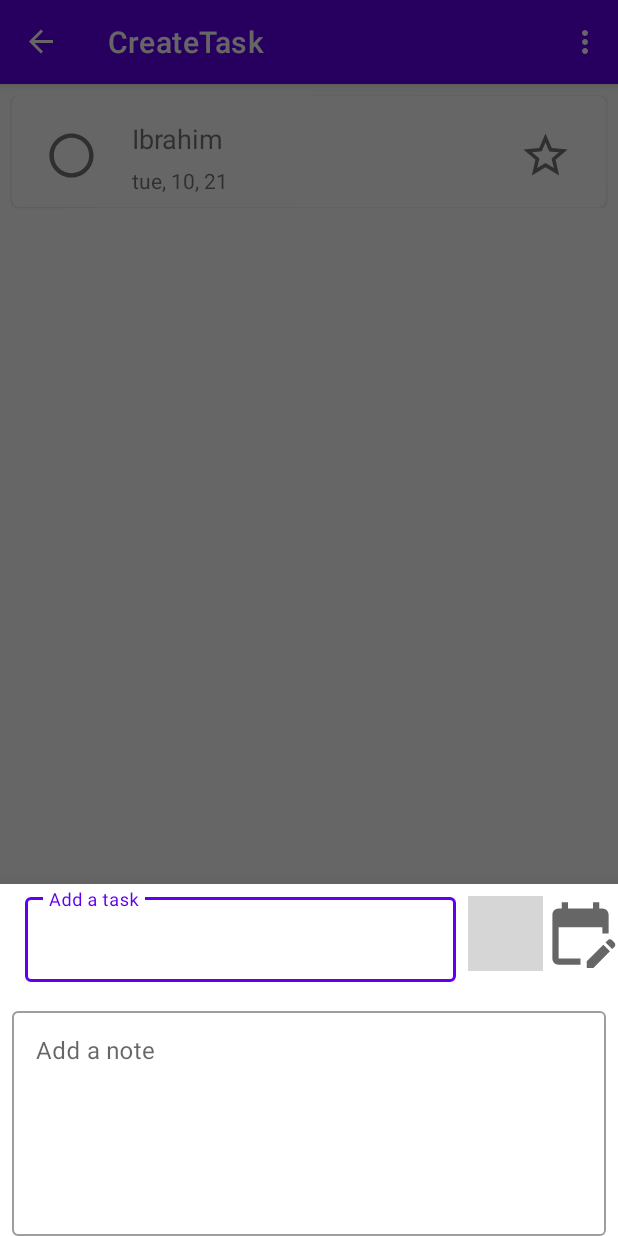
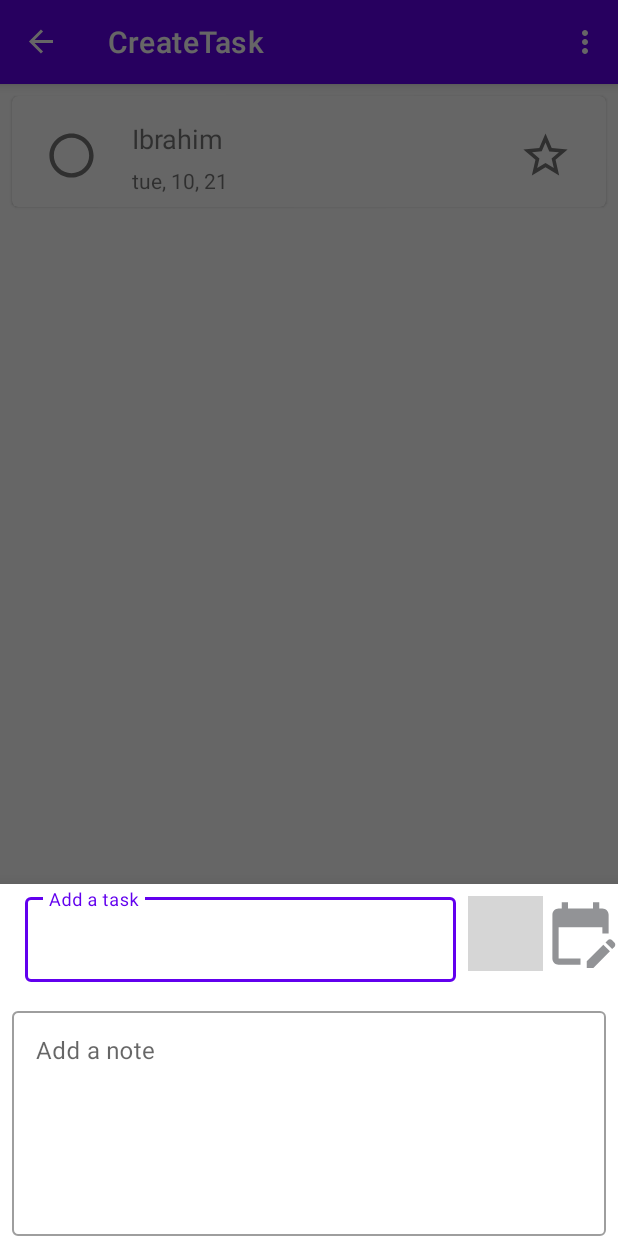
Before and after one commit to Ibrahim-FJ/ToDoList, an Android app: the CreateTask screen opened through its navigation route, on a phone screen of 412 x 824 dp. Run offline under Robolectric (Android 15) with nearby library versions, the phone set to English and light mode, and no system bars; our stand-ins replace data binding, navigation-ui; grey boxes are pictures that could not be loaded.

```diff
--- a/app/src/main/java/com/example/todolist/TasksScreen.kt
+++ b/app/src/main/java/com/example/todolist/TasksScreen.kt
@@ -1,8 +1,10 @@
 package com.example.todolist
 
 
+import android.content.Context
 import android.os.Bundle
 import android.view.*
+import android.widget.Toast
 import androidx.databinding.DataBindingUtil
 import androidx.fragment.app.Fragment
 import androidx.fragment.app.activityViewModels
@@ -69,4 +71,6 @@ class TasksScreen : Fragment() {
     }
 
 
+
+
 }
--- a/app/src/main/java/com/example/todolist/model/Task.kt
+++ b/app/src/main/java/com/example/todolist/model/Task.kt
@@ -7,6 +7,7 @@ data class Task(
     var taskNote: String = "",
     var taskCreatedDate: String = "",
     var isCompleted: Boolean = false,
-    var isFavorite: Boolean = false
+    var isFavorite: Boolean = false,
+    var taskDateInMelliSeconds: Long = 0
 
 )
--- a/app/src/main/res/drawable/ic_baseline_edit_calendar_24.xml
+++ b/app/src/main/res/drawable/ic_baseline_edit_calendar_24.xml
@@ -1,10 +1,5 @@
-<vector xmlns:android="http://schemas.android.com/apk/res/android"
-    android:width="24dp"
-    android:height="24dp"
-    android:viewportWidth="24"
-    android:viewportHeight="24"
-    android:tint="?attr/colorControlNormal">
-  <path
-      android:fillColor="@android:color/white"
-      android:pathData="M12,22H5c-1.11,0 -2,-0.9 -2,-2L3.01,6c0,-1.1 0.88,-2 1.99,-2h1V2h2v2h8V2h2v2h1c1.1,0 2,0.9 2,2v6h-2v-2H5v10h7V22zM22.13,16.99l0.71,-0.71c0.39,-0.39 0.39,-1.02 0,-1.41l-0.71,-0.71c-0.39,-0.39 -1.02,-0.39 -1.41,0l-0.71,0.71L22.13,16.99zM21.42,17.7l-5.3,5.3H14v-2.12l5.3,-5.3L21.42,17.7z"/>
+<vector android:height="30dp" android:tint="#929396"
+    android:viewportHeight="24" android:viewportWidth="24"
+    android:width="30dp" xmlns:android="http://schemas.android.com/apk/res/android">
+    <path android:fillColor="@android:color/white" android:pathData="M12,22H5c-1.11,0 -2,-0.9 -2,-2L3.01,6c0,-1.1 0.88,-2 1.99,-2h1V2h2v2h8V2h2v2h1c1.1,0 2,0.9 2,2v6h-2v-2H5v10h7V22zM22.13,16.99l0.71,-0.71c0.39,-0.39 0.39,-1.02 0,-1.41l-0.71,-0.71c-0.39,-0.39 -1.02,-0.39 -1.41,0l-0.71,0.71L22.13,16.99zM21.42,17.7l-5.3,5.3H14v-2.12l5.3,-5.3L21.42,17.7z"/>
 </vector>
--- a/app/src/main/res/layout/create_task.xml
+++ b/app/src/main/res/layout/create_task.xml
@@ -9,6 +9,7 @@
         <variable
             name="createTaskFragment"
             type="com.example.todolist.CreateTask" />
+
 
     </data>
 
--- a/app/src/main/res/navigation/nav_graph.xml
+++ b/app/src/main/res/navigation/nav_graph.xml
@@ -37,6 +37,12 @@
         <argument
             android:name="taskCreatedDate"
             app:argType="string" />
+        <argument
+            android:name="taskDateInMilliSeconds"
+            app:argType="long" />
+        <argument
+            android:name="taskNote"
+            app:argType="string" />
 
     </fragment>
     <dialog
--- a/app/src/main/res/values/colors.xml
+++ b/app/src/main/res/values/colors.xml
@@ -7,4 +7,5 @@
     <color name="teal_700">#FF018786</color>
     <color name="black">#FF000000</color>
     <color name="white">#FFFFFFFF</color>
+    <color name="red">#F44336</color>
 </resources>
```
Also changed, not shown: app/src/main/java/com/example/todolist/CreateTask.kt (+36 -36 lines), app/src/main/java/com/example/todolist/TaskDetailsScreen.kt (+98 -13 lines), app/src/main/java/com/example/todolist/adapter/TasksAdapter.kt (+13 -12 lines), app/src/main/java/com/example/todolist/generalmethods/GeneralMethods.kt (added, +48 -0 lines), app/src/main/java/com/example/todolist/viewmodel/TaskViewModel.kt (+21 -2 lines), app/src/main/res/layout/task_details_screen.xml (+36 -3 lines).
